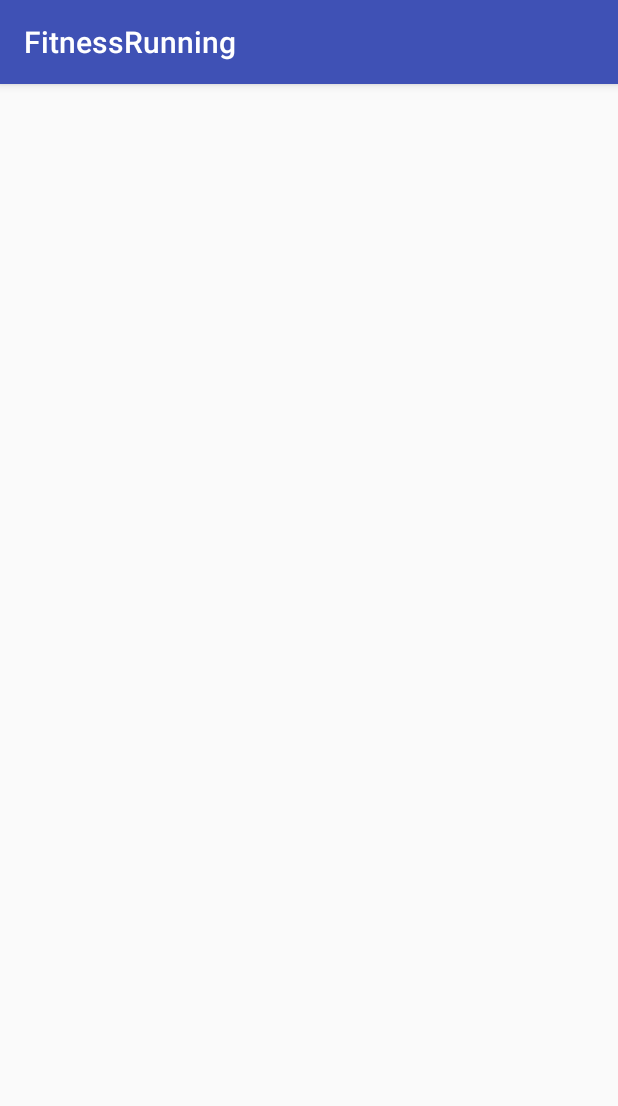
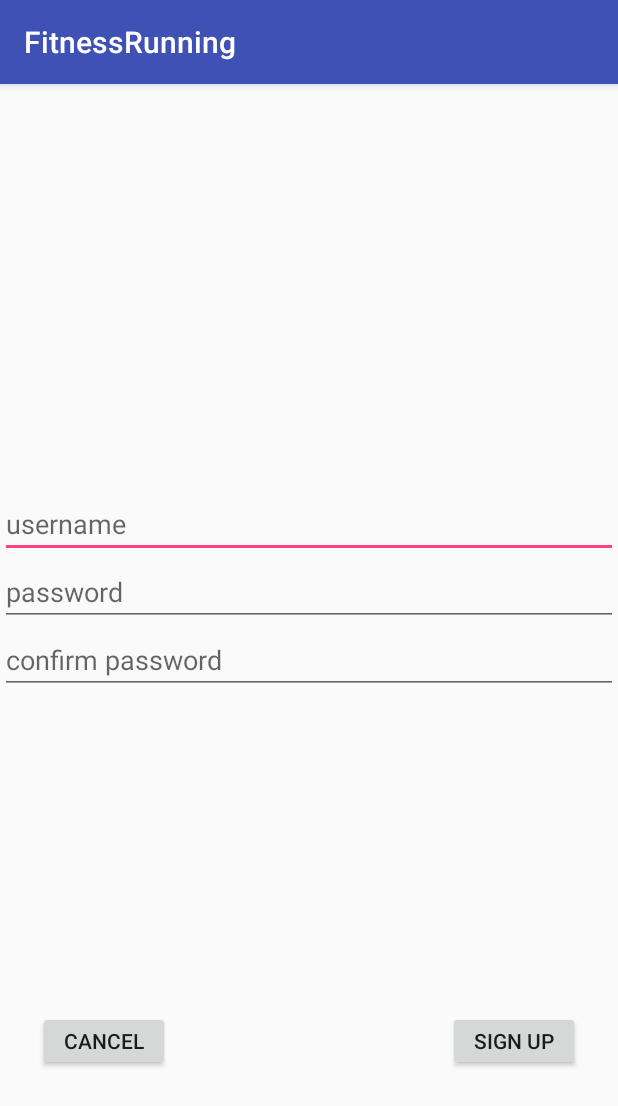
Before and after one commit to iceice815/Mobile_Proj2, an Android app: the Register screen opened directly, with no data from a screen before it, on a phone screen of 412 x 824 dp. Shown: the top 1106 px of the screen. Run offline under Robolectric (Android 15) with nearby library versions, the phone set to English and light mode, and no system bars; libraries missing offline, so code that uses them is left out: com.microsoft.windowsazure, com.squareup.okhttp; 3 statements that could not run were skipped.

Commit message:
register logic finish

```diff
--- a/MyApplication/app/build.gradle
+++ b/MyApplication/app/build.gradle
@@ -25,7 +25,9 @@ dependencies {
         exclude group: 'com.android.support', module: 'support-annotations'
     })
 
-
+    compile 'com.google.code.gson:gson:2.3'
+    compile 'com.google.guava:guava:18.0'
+    compile 'com.squareup.okhttp:okhttp:2.5.0'
     compile 'com.android.support:appcompat-v7:25.3.1'
     compile 'com.android.support.constraint:constraint-layout:1.0.1'
     compile 'com.microsoft.azure:azure-mobile-android:3.2.0@aar'
--- a/MyApplication/app/src/main/java/proj2/mobile/melbourne/fitnessrunning/Register.java
+++ b/MyApplication/app/src/main/java/proj2/mobile/melbourne/fitnessrunning/Register.java
@@ -1,13 +1,215 @@
 package proj2.mobile.melbourne.fitnessrunning;
 
+import android.app.AlertDialog;
+import android.content.Intent;
+import android.os.AsyncTask;
 import android.support.v7.app.AppCompatActivity;
 import android.os.Bundle;
+import android.view.Gravity;
+import android.view.View;
+import android.widget.Button;
+import android.widget.EditText;
+import android.widget.ProgressBar;
+import android.widget.Toast;
+
+import com.google.common.util.concurrent.FutureCallback;
+import com.google.common.util.concurrent.Futures;
+import com.google.common.util.concurrent.ListenableFuture;
+import com.google.common.util.concurrent.SettableFuture;
+import com.microsoft.windowsazure.mobileservices.MobileServiceClient;
+import com.microsoft.windowsazure.mobileservices.http.NextServiceFilterCallback;
+import com.microsoft.windowsazure.mobileservices.http.OkHttpClientFactory;
+import com.microsoft.windowsazure.mobileservices.http.ServiceFilter;
+import com.microsoft.windowsazure.mobileservices.http.ServiceFilterRequest;
+import com.microsoft.windowsazure.mobileservices.http.ServiceFilterResponse;
+import com.microsoft.windowsazure.mobileservices.table.MobileServiceTable;
+import com.squareup.okhttp.OkHttpClient;
+
+import java.net.MalformedURLException;
+import java.util.concurrent.TimeUnit;
 
 public class Register extends AppCompatActivity {
+
+    private MobileServiceClient mClient;
+
+    private MobileServiceTable<UserInfo> mUserTable;
+
+    private Button sign_up;
+    private Button sign_up_cancel;
+    private EditText mUsername;
+    private EditText mPassword;
+    private EditText mConfirm_password;
+    private ProgressBar mProgressBar;
 
     @Override
     protected void onCreate(Bundle savedInstanceState) {
         super.onCreate(savedInstanceState);
         setContentView(R.layout.activity_register);
+
+        sign_up = (Button)findViewById(R.id.Sign_up);
+        sign_up_cancel = (Button)findViewById(R.id.Sing_up_cancel);
+        mProgressBar = (ProgressBar)findViewById(R.id.ProgressBar);
+        mUsername = (EditText)findViewById(R.id.Username);
+        mPassword = (EditText)findViewById(R.id.Password);
+        mConfirm_password = (EditText)findViewById(R.id.Confirm_password);
+
+
+        try {
+            // Create the Mobile Service Client instance, using the provided
+
+            // Mobile Service URL and key
+            mClient = new MobileServiceClient(
+                    "https://fitnessrunning.azurewebsites.net",
+                    this).withFilter(new ProgressFilter());
+
+            // Extend timeout from default of 10s to 20s
+            mClient.setAndroidHttpClientFactory(new OkHttpClientFactory() {
+                @Override
+                public OkHttpClient createOkHttpClient() {
+                    OkHttpClient client = new OkHttpClient();
+                    client.setReadTimeout(20, TimeUnit.SECONDS);
+                    client.setWriteTimeout(20, TimeUnit.SECONDS);
+                    return client;
+                }
+            });
+
+            // Get the Mobile Service Table instance to use
+
+            mUserTable = mClient.getTable(UserInfo.class);
+        }catch (MalformedURLException e) {
+            createAndShowDialog(new Exception("There was an error creating the Mobile Service. Verify the URL"), "Error");
+        } catch (Exception e){
+            createAndShowDialog(e, "Error");
+        }
+        //sign_up button event
+        sign_up.setOnClickListener(new View.OnClickListener() {
+            @Override
+            public void onClick(View v) {
+                add_user();
+            }
+        });
+
+        //sign_up_cancel event
+        sign_up_cancel.setOnClickListener(new View.OnClickListener() {
+            @Override
+            public void onClick(View v) {
+                Intent backto_login = new Intent(getApplicationContext(), Login.class);
+                startActivity(backto_login);
+            }
+        });
+
+
     }
+
+    /**
+     * add user to userinfo table
+     */
+    private void add_user(){
+        mProgressBar.setVisibility(ProgressBar.VISIBLE);
+        if(mClient == null){
+            return;
+        }
+        final UserInfo userInfo = new UserInfo();
+        userInfo.setmUsername(mUsername.getText().toString());
+        userInfo.setmPassword(mPassword.getText().toString());
+        if(mConfirm_password.getText().toString().equals(mPassword.getText().toString())) {
+            new AsyncTask<Void, Void, Void>() {
+                @Override
+                protected Void doInBackground(Void... params) {
+                    try {
+                        mUserTable.insert(userInfo).get();
+                    } catch (Exception e) {
+                        createAndShowDialog(e, "Error");
+                    }
+                    return null;
+                }
+            }.execute();
+        }else{
+            mUsername.setText("");
+            mPassword.setText("");
+            mConfirm_password.setText("");
+            Toast toast =Toast.makeText(Register.this, "Your username and password are not correct!", Toast.LENGTH_SHORT);
+            toast.setGravity(Gravity.CENTER_VERTICAL,0,0);
+            toast.show();
+        }
+    }
+
+    /*********************************************************************************
+     ********************************you can ignore it********************************
+     * *******************************************************************************
+     */
+    private class ProgressFilter implements ServiceFilter {
+
+        @Override
+        public ListenableFuture<ServiceFilterResponse> handleRequest(ServiceFilterRequest request, NextServiceFilterCallback nextServiceFilterCallback) {
+
+            final SettableFuture<ServiceFilterResponse> resultFuture = SettableFuture.create();
+
+
+            runOnUiThread(new Runnable() {
+
+                @Override
+                public void run() {
+                    if (mProgressBar != null) mProgressBar.setVisibility(ProgressBar.VISIBLE);
+                }
+            });
+
+            ListenableFuture<ServiceFilterResponse> future = nextServiceFilterCallback.onNext(request);
+
+            Futures.addCallback(future, new FutureCallback<ServiceFilterResponse>() {
+                @Override
+                public void onFailure(Throwable e) {
+                    resultFuture.setException(e);
+                }
+
+                @Override
+                public void onSuccess(ServiceFilterResponse response) {
+                    runOnUiThread(new Runnable() {
+
+                        @Override
+                        public void run() {
+                            if (mProgressBar != null) mProgressBar.setVisibility(ProgressBar.GONE);
+                        }
+                    });
+
+                    resultFuture.set(response);
+                }
+            });
+
+            return resultFuture;
+        }
+    }
+    /**
+     * Creates a dialog and shows it
+     *
+     * @param exception
+     *            The exception to show in the dialog
+     * @param title
+     *            The dialog title
+     */
+    private void createAndShowDialog(Exception exception, String title) {
+        Throwable ex = exception;
+        if(exception.getCause() != null){
+            ex = exception.getCause();
+        }
+        createAndShowDialog(ex.getMessage(), title);
+    }
+
+    /**
+     * Creates a dialog and shows it
+     *
+     * @param message
+     *            The dialog message
+     * @param title
+     *            The dialog title
+     */
+    private void createAndShowDialog(final String message, final String title) {
+        final AlertDialog.Builder builder = new AlertDialog.Builder(this);
+
+        builder.setMessage(message);
+        builder.setTitle(title);
+        builder.create().show();
+    }
+
+
 }
--- a/MyApplication/app/src/main/res/layout/activity_register.xml
+++ b/MyApplication/app/src/main/res/layout/activity_register.xml
@@ -1,9 +1,86 @@
 <?xml version="1.0" encoding="utf-8"?>
-<android.support.constraint.ConstraintLayout xmlns:android="http://schemas.android.com/apk/res/android"
-    xmlns:app="http://schemas.android.com/apk/res-auto"
-    xmlns:tools="http://schemas.android.com/tools"
+<RelativeLayout xmlns:android="http://schemas.android.com/apk/res/android"
+    android:orientation="vertical"
     android:layout_width="match_parent"
     android:layout_height="match_parent"
-    tools:context="proj2.mobile.melbourne.fitnessrunning.Register">
+    android:id="@+id/Signup">
+    <EditText
+        android:layout_width="wrap_content"
+        android:layout_height="wrap_content"
+        android:hint="username"
+        android:ems="20"
+        android:id="@+id/Username"
+        android:layout_above="@+id/Password"
+        android:layout_alignLeft="@+id/Password"
+        android:layout_alignStart="@+id/Password" />
 
-</android.support.constraint.ConstraintLayout>
+
+
+    <EditText
+        android:layout_width="wrap_content"
+        android:layout_height="wrap_content"
+        android:ems="20"
+        android:inputType="textPassword"
+        android:id="@+id/Password"
+        android:hint="password"
+        android:layout_above="@+id/Confirm_password"
+        android:layout_centerHorizontal="true" />
+
+
+    <RelativeLayout
+        android:layout_width="fill_parent"
+        android:layout_height="60dp"
+        android:id="@+id/RelativeLayout"
+        android:layout_alignParentBottom="true"
+        android:layout_alignParentRight="true"
+        android:layout_alignParentEnd="true"
+        android:layout_marginBottom="100dp">
+
+        <Button
+            android:layout_width="wrap_content"
+            android:layout_height="wrap_content"
+            android:text="Cancel"
+            android:id="@+id/Sing_up_cancel"
+            android:layout_centerVertical="true"
+            android:layout_alignParentStart="true"
+            android:layout_alignParentLeft="true"
+            android:layout_marginLeft="25dp"
+            android:layout_marginTop="10dp"
+            android:layout_marginBottom="10dp" />
+
+        <Button
+            android:layout_width="wrap_content"
+            android:layout_height="wrap_content"
+            android:text="Sign Up"
+            android:id="@+id/Sign_up"
+            android:layout_alignParentTop="true"
+            android:layout_alignParentEnd="true"
+            android:layout_alignParentRight="true"
+            android:layout_marginTop="10dp"
+            android:layout_marginBottom="10dp"
+            android:layout_marginRight="25dp" />
+
+    </RelativeLayout>
+
+    <EditText
+        android:layout_width="wrap_content"
+        android:layout_height="wrap_content"
+        android:inputType="textPassword"
+        android:ems="20"
+        android:id="@+id/Confirm_password"
+        android:hint="confirm password"
+        android:layout_centerVertical="true"
+        android:layout_alignLeft="@+id/Password"
+        android:layout_alignStart="@+id/Password" />
+
+    <ProgressBar
+        style="?android:attr/progressBarStyleLarge"
+        android:layout_width="wrap_content"
+        android:layout_height="wrap_content"
+        android:id="@+id/ProgressBar"
+        android:layout_below="@+id/RelativeLayout"
+        android:indeterminate="false"
+        android:visibility="invisible"
+        android:layout_centerHorizontal="true" />
+
+</RelativeLayout>
```
Also changed, not shown: MyApplication/app/src/main/java/proj2/mobile/melbourne/fitnessrunning/UserInfo.java (added, +70 -0 lines).
